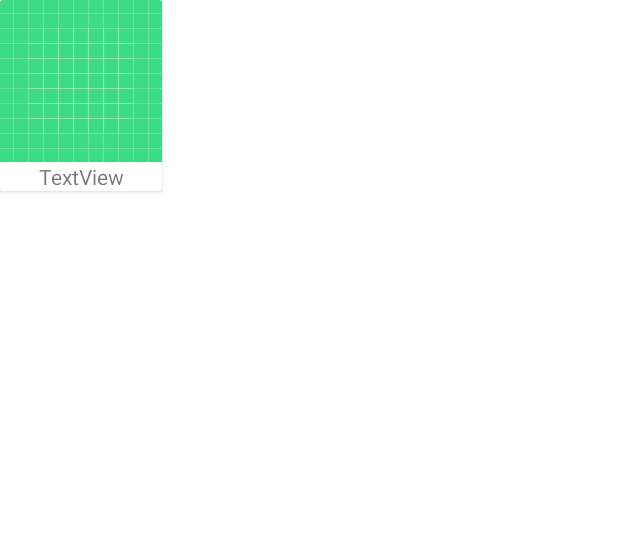
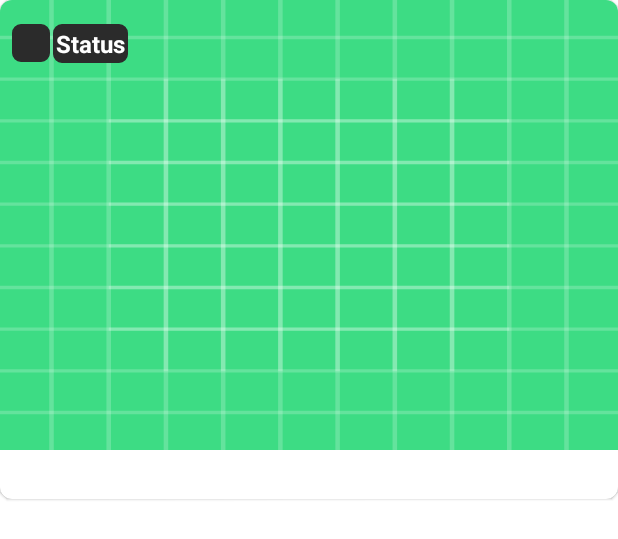
Before and after one commit to herdal06/BreakingBad, an Android app: the layout item_character_row.xml on its own in the app's theme, with its tools: preview values and no code run, on a phone screen of 412 x 824 dp. Shown: the top 539 px of the screen. Run offline under Robolectric (Android 15) with nearby library versions, the phone set to English and light mode, and no system bars; network calls fail.

Commit message:
Update the design of the character list page

```diff
--- a/app/src/main/java/com/herdal/breakingbad/presentation/characters/CharactersFragment.kt
+++ b/app/src/main/java/com/herdal/breakingbad/presentation/characters/CharactersFragment.kt
@@ -10,6 +10,7 @@ import androidx.fragment.app.viewModels
 import androidx.recyclerview.widget.StaggeredGridLayoutManager
 import com.herdal.breakingbad.databinding.FragmentCharactersBinding
 import com.herdal.breakingbad.presentation.characters.adapter.CharacterAdapter
+import com.herdal.breakingbad.presentation.characters.adapter.CharacterItemDecorator
 import dagger.hilt.android.AndroidEntryPoint
 
 @AndroidEntryPoint
@@ -45,6 +46,7 @@ class CharactersFragment : Fragment() {
             setHasFixedSize(true)
             layoutManager = StaggeredGridLayoutManager(2, StaggeredGridLayoutManager.VERTICAL)
             adapter = characterAdapter
+            recyclerViewCharacters.addItemDecoration(CharacterItemDecorator(requireContext()))
         }
     }
 
--- a/app/src/main/java/com/herdal/breakingbad/presentation/characters/adapter/CharacterItemDecorator.kt
+++ b/app/src/main/java/com/herdal/breakingbad/presentation/characters/adapter/CharacterItemDecorator.kt
@@ -6,7 +6,7 @@ import android.view.View
 import androidx.recyclerview.widget.RecyclerView
 import com.herdal.breakingbad.utils.extensions.dpToPx
 
-private const val ITEM_VERTICAL_MARGIN = 8
+private const val ITEM_VERTICAL_MARGIN = 16
 private const val ITEM_HORIZONTAL_MARGIN = 8
 
 class CharacterItemDecorator(context: Context) : RecyclerView.ItemDecoration() {
--- /dev/null
+++ b/app/src/main/res/drawable/circle.xml
@@ -0,0 +1,4 @@
+<shape xmlns:android="http://schemas.android.com/apk/res/android"
+    android:shape="rectangle">
+    <corners android:radius="10dp" />
+</shape>
--- /dev/null
+++ b/app/src/main/res/drawable/textview_round_corner.xml
@@ -0,0 +1,16 @@
+<?xml version="1.0" encoding="utf-8"?>
+<shape xmlns:android="http://schemas.android.com/apk/res/android">
+    <stroke
+        android:width="1dp"
+        android:color="#2B2B2B" />
+
+    <solid android:color="#2B2B2B" />
+
+    <padding
+        android:bottom="2dp"
+        android:left="2dp"
+        android:right="2dp"
+        android:top="2dp" />
+
+    <corners android:radius="5dp" />
+</shape>
--- a/app/src/main/res/layout/item_character_row.xml
+++ b/app/src/main/res/layout/item_character_row.xml
@@ -1,18 +1,21 @@
 <?xml version="1.0" encoding="utf-8"?>
-<androidx.cardview.widget.CardView xmlns:android="http://schemas.android.com/apk/res/android"
+<com.google.android.material.card.MaterialCardView xmlns:android="http://schemas.android.com/apk/res/android"
     xmlns:app="http://schemas.android.com/apk/res-auto"
+    xmlns:tools="http://schemas.android.com/tools"
     android:id="@+id/cardView"
-    android:layout_width="wrap_content"
-    android:layout_height="wrap_content">
+    android:layout_width="match_parent"
+    android:layout_height="wrap_content"
+    app:cardCornerRadius="8dp">
 
     <androidx.constraintlayout.widget.ConstraintLayout
-        android:layout_width="wrap_content"
-        android:layout_height="wrap_content">
+        android:layout_width="match_parent"
+        android:layout_height="match_parent">
 
         <ImageView
             android:id="@+id/ivCharacter"
-            android:layout_width="wrap_content"
-            android:layout_height="wrap_content"
+            android:layout_width="0dp"
+            android:layout_height="300dp"
+            android:scaleType="fitXY"
             app:layout_constraintBottom_toTopOf="@+id/tvCharacterName"
             app:layout_constraintEnd_toEndOf="parent"
             app:layout_constraintHorizontal_bias="0.5"
@@ -24,11 +27,38 @@
             android:id="@+id/tvCharacterName"
             android:layout_width="wrap_content"
             android:layout_height="wrap_content"
-            android:text="TextView"
+            android:layout_marginVertical="4dp"
+            android:maxLines="1"
+            android:textSize="18sp"
+            android:textStyle="bold"
             app:layout_constraintBottom_toBottomOf="parent"
             app:layout_constraintEnd_toEndOf="parent"
             app:layout_constraintHorizontal_bias="0.5"
             app:layout_constraintStart_toStartOf="parent"
             app:layout_constraintTop_toBottomOf="@+id/ivCharacter" />
+
+        <TextView
+            android:id="@+id/tvCharacterStatus"
+            android:layout_width="wrap_content"
+            android:layout_height="wrap_content"
+            android:layout_marginStart="2dp"
+            android:layout_marginTop="16dp"
+            android:background="@drawable/textview_round_corner"
+            android:text="Status"
+            android:textColor="@color/white"
+            android:textSize="16sp"
+            android:textStyle="bold"
+            app:layout_constraintStart_toEndOf="@+id/viewStatus"
+            app:layout_constraintTop_toTopOf="parent" />
+
+        <ImageView
+            android:id="@+id/viewStatus"
+            android:layout_width="25dp"
+            android:layout_height="25dp"
+            android:src="@drawable/textview_round_corner"
+            android:layout_marginStart="8dp"
+            android:layout_marginTop="16dp"
+            app:layout_constraintStart_toStartOf="parent"
+            app:layout_constraintTop_toTopOf="parent" />
     </androidx.constraintlayout.widget.ConstraintLayout>
-</androidx.cardview.widget.CardView>
+</com.google.android.material.card.MaterialCardView>
```
Also changed, not shown: app/src/main/java/com/herdal/breakingbad/presentation/characters/adapter/CharacterViewHolder.kt (+32 -0 lines).
